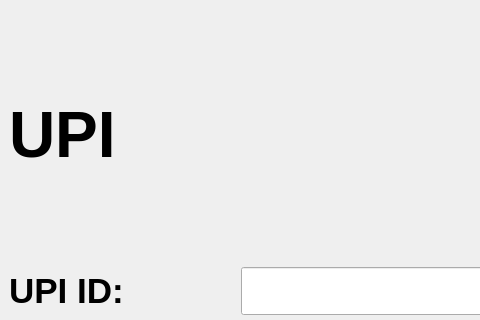
acmpesuecc/GrowPal, file transaction_upi.ui: the form before one commit; both pictures show x 0 to 480 and y 0 to 320 of the 800 by 600 pixel window.
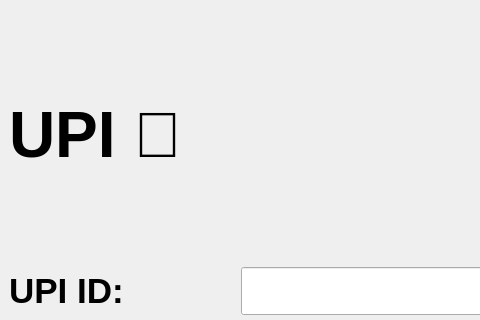
The form after the commit.

Patch:
```diff
--- a/transaction_upi.ui
+++ b/transaction_upi.ui
@@ -25,7 +25,7 @@
        </font>
       </property>
       <property name="text">
-       <string>UPI</string>
+       <string>UPI </string>
       </property>
      </widget>
     </item>
```
